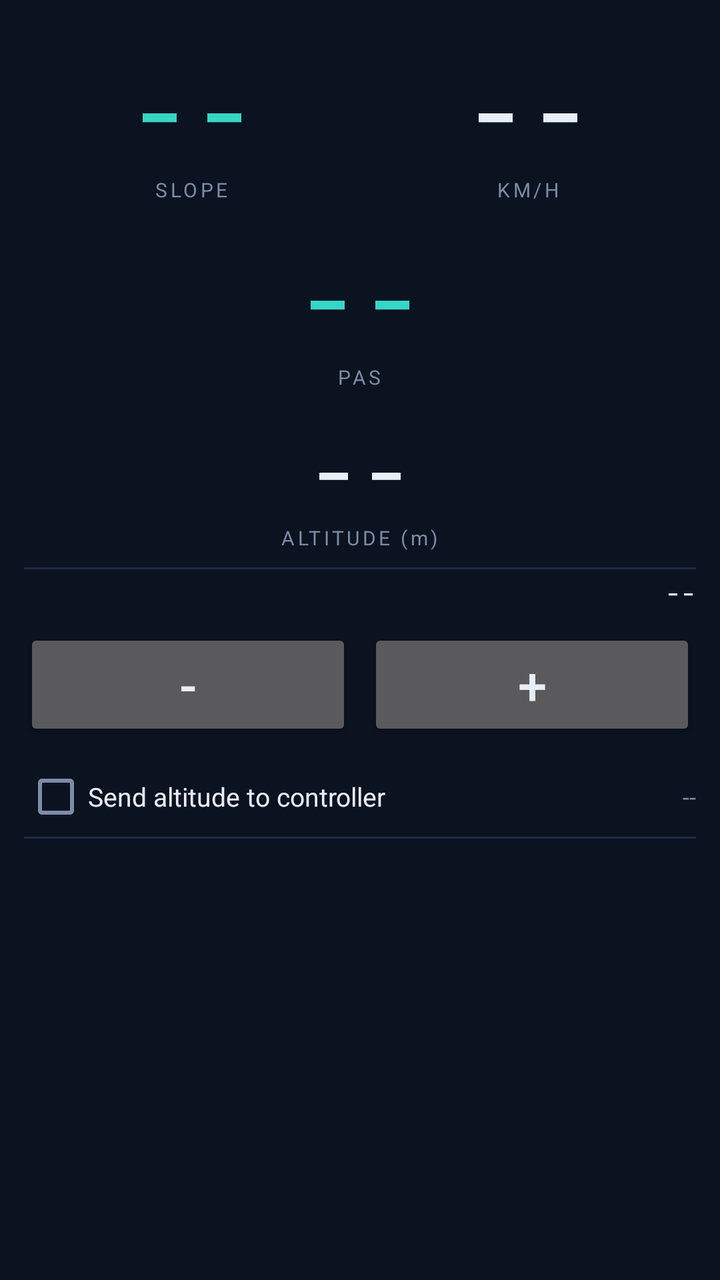
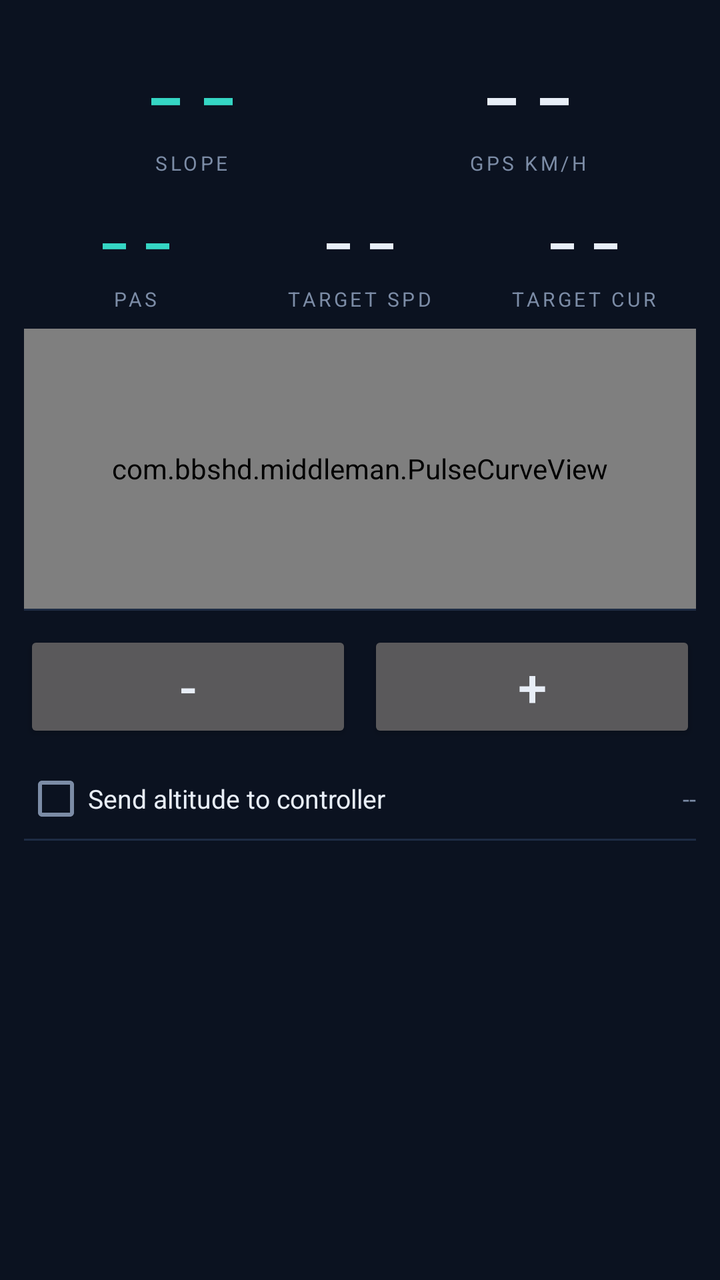

Two renders of the same Android screen: before a commit and after it. Below are the layout's source before the change and the commit's diff.
<!-- AndroidManifest.xml: application theme AppTheme -->
<!-- res/layout/screen_dashboard.xml -->
<?xml version="1.0" encoding="utf-8"?>
<ScrollView xmlns:android="http://schemas.android.com/apk/res/android"
    android:layout_width="match_parent"
    android:layout_height="match_parent"
    android:fillViewport="true"
    android:scrollbars="none">

    <LinearLayout
        android:layout_width="match_parent"
        android:layout_height="wrap_content"
        android:orientation="vertical"
        android:padding="12dp">

        
        <LinearLayout
            android:layout_width="match_parent"
            android:layout_height="wrap_content"
            android:gravity="center_vertical"
            android:orientation="horizontal"
            android:paddingTop="4dp"
            android:paddingBottom="6dp">

            <LinearLayout
                android:layout_width="0dp"
                android:layout_height="wrap_content"
                android:layout_weight="1"
                android:gravity="center_horizontal"
                android:orientation="vertical">

                <TextView
                    android:id="@+id/slopeValue"
                    android:layout_width="wrap_content"
                    android:layout_height="wrap_content"
                    android:fontFamily="monospace"
                    android:text="@string/dash"
                    android:textColor="@color/accent"
                    android:textSize="54sp" />

                <TextView
                    android:layout_width="wrap_content"
                    android:layout_height="wrap_content"
                    android:letterSpacing="0.15"
                    android:text="@string/label_slope"
                    android:textColor="@color/dim"
                    android:textSize="10sp" />
            </LinearLayout>

            <LinearLayout
                android:layout_width="0dp"
                android:layout_height="wrap_content"
                android:layout_weight="1"
                android:gravity="center_horizontal"
                android:orientation="vertical">

                <TextView
                    android:id="@+id/speedValue"
                    android:layout_width="wrap_content"
                    android:layout_height="wrap_content"
                    android:fontFamily="monospace"
                    android:text="@string/dash"
                    android:textColor="@color/fg"
                    android:textSize="54sp" />

                <TextView
                    android:layout_width="wrap_content"
                    android:layout_height="wrap_content"
                    android:letterSpacing="0.15"
                    android:text="@string/label_kmh"
                    android:textColor="@color/dim"
                    android:textSize="10sp" />
            </LinearLayout>
        </LinearLayout>

        <LinearLayout
            android:layout_width="match_parent"
            android:layout_height="wrap_content"
            android:orientation="horizontal"
            android:paddingTop="2dp"
            android:paddingBottom="6dp">



            <LinearLayout
                android:layout_width="0dp"
                android:layout_height="wrap_content"
                android:layout_weight="1"
                android:gravity="center_horizontal"
                android:orientation="vertical">
                <TextView
                    android:id="@+id/pasValue"
                    android:layout_width="wrap_content"
                    android:layout_height="wrap_content"
                    android:fontFamily="monospace"
                    android:text="@string/dash"
                    android:textColor="@color/accent"
                    android:textSize="54sp" />

                <TextView
                    android:layout_width="wrap_content"
                    android:layout_height="wrap_content"
                    android:letterSpacing="0.15"
                    android:text="@string/label_pas"
                    android:textColor="@color/dim"
                    android:textSize="10sp" />
            </LinearLayout>
        </LinearLayout>

        
        <LinearLayout
            android:layout_width="match_parent"
            android:layout_height="wrap_content"
            android:gravity="center_horizontal"
            android:orientation="vertical"
            android:paddingTop="2dp"
            android:paddingBottom="8dp">

            <TextView
                android:id="@+id/altitudeValue"
                android:layout_width="wrap_content"
                android:layout_height="wrap_content"
                android:fontFamily="monospace"
                android:text="@string/dash"
                android:textColor="@color/fg"
                android:textSize="44sp" />

            <TextView
                android:layout_width="wrap_content"
                android:layout_height="wrap_content"
                android:letterSpacing="0.15"
                android:text="@string/label_altitude_m"
                android:textColor="@color/dim"
                android:textSize="10sp" />
        </LinearLayout>

        <View
            android:layout_width="match_parent"
            android:layout_height="1dp"
            android:background="@color/line" />



        
        <LinearLayout
            android:layout_width="match_parent"
            android:layout_height="wrap_content"
            android:gravity="center_vertical"
            android:orientation="horizontal"
            android:paddingTop="2dp">


            <TextView
                android:id="@+id/hillGrade"
                android:layout_width="0dp"
                android:layout_height="wrap_content"
                android:layout_weight="1"
                android:fontFamily="monospace"
                android:gravity="end"
                android:text="--"
                android:textColor="@color/fg"
                android:textSize="13sp" />

        </LinearLayout>

        
        <LinearLayout
            android:layout_width="match_parent"
            android:layout_height="wrap_content"
            android:gravity="center_vertical"
            android:orientation="horizontal"
            android:paddingTop="10dp"
            android:paddingBottom="10dp">

            <LinearLayout
                android:layout_width="0dp"
                android:layout_height="wrap_content"
                android:layout_weight="1.1"
                android:gravity="center_vertical"
                android:orientation="horizontal">

                <Button
                    android:id="@+id/assistDown"
                    android:layout_width="0dp"
                    android:layout_weight="1"
                    android:layout_height="56dp"
                    android:minWidth="0dp"
                    android:padding="0dp"
                    android:text="@string/minus"
                    android:textSize="26sp" />


                <Button
                    android:id="@+id/assistUp"
                    android:layout_width="0dp"
                    android:layout_weight="1"
                    android:layout_marginStart="8dp"
                    android:layout_height="56dp"
                    android:minWidth="0dp"
                    android:padding="0dp"
                    android:text="@string/plus"
                    android:textSize="26sp" />
            </LinearLayout>


        </LinearLayout>

        
        <LinearLayout
            android:layout_width="match_parent"
            android:layout_height="wrap_content"
            android:gravity="center_vertical"
            android:orientation="horizontal"
            android:paddingTop="2dp"
            android:paddingBottom="4dp">

            <CheckBox
                android:id="@+id/sendAltitudeCheck"
                android:layout_width="wrap_content"
                android:layout_height="wrap_content" />

            <TextView
                android:layout_width="0dp"
                android:layout_height="wrap_content"
                android:layout_weight="1"
                android:text="@string/send_altitude"
                android:textColor="@color/fg"
                android:textSize="13sp" />

            <TextView
                android:id="@+id/sendAltitudeState"
                android:layout_width="wrap_content"
                android:layout_height="wrap_content"
                android:text="@string/dash"
                android:textColor="@color/dim"
                android:textSize="12sp" />
        </LinearLayout>

        <View
            android:layout_width="match_parent"
            android:layout_height="1dp"
            android:background="@color/line" />

        
        <LinearLayout
            android:id="@+id/gridContainer"
            android:layout_width="match_parent"
            android:layout_height="wrap_content"
            android:orientation="vertical"
            android:paddingTop="4dp" />

    </LinearLayout>
</ScrollView>
<!-- resources referenced by this layout -->
<resources>
  <color name="accent">#35D6C4</color>
  <color name="dim">#7C8CA6</color>
  <color name="fg">#E8EEF7</color>
  <color name="line">#1E2C44</color>
  <string name="dash">--</string>
  <string name="label_altitude_m">ALTITUDE (m)</string>
  <string name="label_kmh">KM/H</string>
  <string name="label_pas">PAS</string>
  <string name="label_slope">SLOPE</string>
  <string name="minus">-</string>
  <string name="plus">+</string>
  <string name="send_altitude">Send altitude to controller</string>
  <style name="AppTheme" parent="@android:style/Theme.Material.NoActionBar">
          <item name="android:windowBackground">@color/bg</item>
          <item name="android:colorAccent">@color/accent</item>
          <item name="android:statusBarColor">@color/bg</item>
          <item name="android:navigationBarColor">@color/bg</item>
          <item name="android:textColorPrimary">@color/fg</item>
          <item name="android:textColorSecondary">@color/dim</item>
      </style>
  <color name="bg">#0B1220</color>
</resources>

<!-- the commit's change to res/layout/screen_dashboard.xml (unified diff, before → after) -->
@@ -18,7 +18,7 @@
             android:gravity="center_vertical"
             android:orientation="horizontal"
             android:paddingTop="4dp"
-            android:paddingBottom="6dp">
+            android:paddingBottom="4dp">
 
             <LinearLayout
                 android:layout_width="0dp"
@@ -32,9 +32,10 @@
                     android:layout_width="wrap_content"
                     android:layout_height="wrap_content"
                     android:fontFamily="monospace"
+                    android:maxLines="1"
                     android:text="@string/dash"
                     android:textColor="@color/accent"
-                    android:textSize="54sp" />
+                    android:textSize="44sp" />
 
                 <TextView
                     android:layout_width="wrap_content"
@@ -57,43 +58,46 @@
                     android:layout_width="wrap_content"
                     android:layout_height="wrap_content"
                     android:fontFamily="monospace"
+                    android:maxLines="1"
                     android:text="@string/dash"
                     android:textColor="@color/fg"
-                    android:textSize="54sp" />
-
-                <TextView
-                    android:layout_width="wrap_content"
-                    android:layout_height="wrap_content"
-                    android:letterSpacing="0.15"
-                    android:text="@string/label_kmh"
-                    android:textColor="@color/dim"
-                    android:textSize="10sp" />
-            </LinearLayout>
-        </LinearLayout>
-
-        <LinearLayout
-            android:layout_width="match_parent"
-            android:layout_height="wrap_content"
+                    android:textSize="44sp" />
+
+                <TextView
+                    android:layout_width="wrap_content"
+                    android:layout_height="wrap_content"
+                    android:letterSpacing="0.15"
+                    android:text="@string/label_gps_kmh"
+                    android:textColor="@color/dim"
+                    android:textSize="10sp" />
+            </LinearLayout>
+        </LinearLayout>
+
+        
+        <LinearLayout
+            android:layout_width="match_parent"
+            android:layout_height="wrap_content"
+            android:gravity="center_vertical"
             android:orientation="horizontal"
             android:paddingTop="2dp"
             android:paddingBottom="6dp">
 
-
-
-            <LinearLayout
-                android:layout_width="0dp"
-                android:layout_height="wrap_content"
-                android:layout_weight="1"
-                android:gravity="center_horizontal"
-                android:orientation="vertical">
+            <LinearLayout
+                android:layout_width="0dp"
+                android:layout_height="wrap_content"
+                android:layout_weight="1"
+                android:gravity="center_horizontal"
+                android:orientation="vertical">
+
                 <TextView
                     android:id="@+id/pasValue"
                     android:layout_width="wrap_content"
                     android:layout_height="wrap_content"
                     android:fontFamily="monospace"
+                    android:maxLines="1"
                     android:text="@string/dash"
                     android:textColor="@color/accent"
-                    android:textSize="54sp" />
+                    android:textSize="36sp" />
 
                 <TextView
                     android:layout_width="wrap_content"
@@ -103,63 +107,71 @@
                     android:textColor="@color/dim"
                     android:textSize="10sp" />
             </LinearLayout>
-        </LinearLayout>
-
-        
-        <LinearLayout
-            android:layout_width="match_parent"
-            android:layout_height="wrap_content"
-            android:gravity="center_horizontal"
-            android:orientation="vertical"
-            android:paddingTop="2dp"
-            android:paddingBottom="8dp">
-
-            <TextView
-                android:id="@+id/altitudeValue"
-                android:layout_width="wrap_content"
-                android:layout_height="wrap_content"
-                android:fontFamily="monospace"
-                android:text="@string/dash"
-                android:textColor="@color/fg"
-                android:textSize="44sp" />
-
-            <TextView
-                android:layout_width="wrap_content"
-                android:layout_height="wrap_content"
-                android:letterSpacing="0.15"
-                android:text="@string/label_altitude_m"
-                android:textColor="@color/dim"
-                android:textSize="10sp" />
-        </LinearLayout>
+
+            <LinearLayout
+                android:layout_width="0dp"
+                android:layout_height="wrap_content"
+                android:layout_weight="1"
+                android:gravity="center_horizontal"
+                android:orientation="vertical">
+
+                <TextView
+                    android:id="@+id/targetSpeedValue"
+                    android:layout_width="wrap_content"
+                    android:layout_height="wrap_content"
+                    android:fontFamily="monospace"
+                    android:maxLines="1"
+                    android:text="@string/dash"
+                    android:textColor="@color/fg"
+                    android:textSize="36sp" />
+
+                <TextView
+                    android:layout_width="wrap_content"
+                    android:layout_height="wrap_content"
+                    android:letterSpacing="0.15"
+                    android:text="@string/label_target_speed"
+                    android:textColor="@color/dim"
+                    android:textSize="10sp" />
+            </LinearLayout>
+
+            <LinearLayout
+                android:layout_width="0dp"
+                android:layout_height="wrap_content"
+                android:layout_weight="1"
+                android:gravity="center_horizontal"
+                android:orientation="vertical">
+
+                <TextView
+                    android:id="@+id/targetCurrentValue"
+                    android:layout_width="wrap_content"
+                    android:layout_height="wrap_content"
+                    android:fontFamily="monospace"
+                    android:maxLines="1"
+                    android:text="@string/dash"
+                    android:textColor="@color/fg"
+                    android:textSize="36sp" />
+
+                <TextView
+                    android:layout_width="wrap_content"
+                    android:layout_height="wrap_content"
+                    android:letterSpacing="0.15"
+                    android:text="@string/label_target_current"
+                    android:textColor="@color/dim"
+                    android:textSize="10sp" />
+            </LinearLayout>
+        </LinearLayout>
+
+        
+        <com.bbshd.middleman.PulseCurveView
+            android:id="@+id/curveView"
+            android:layout_width="match_parent"
+            android:layout_height="140dp"
+            android:layout_marginTop="2dp" />
 
         <View
             android:layout_width="match_parent"
             android:layout_height="1dp"
             android:background="@color/line" />
-
-
-
-        
-        <LinearLayout
-            android:layout_width="match_parent"
-            android:layout_height="wrap_content"
-            android:gravity="center_vertical"
-            android:orientation="horizontal"
-            android:paddingTop="2dp">
-
-
-            <TextView
-                android:id="@+id/hillGrade"
-                android:layout_width="0dp"
-                android:layout_height="wrap_content"
-                android:layout_weight="1"
-                android:fontFamily="monospace"
-                android:gravity="end"
-                android:text="--"
-                android:textColor="@color/fg"
-                android:textSize="13sp" />
-
-        </LinearLayout>
 
         
         <LinearLayout
<!-- resource entries referenced after the edit -->
@@ -5,10 +5,11 @@
   <color name="fg">#E8EEF7</color>
   <color name="line">#1E2C44</color>
   <string name="dash">--</string>
-  <string name="label_altitude_m">ALTITUDE (m)</string>
-  <string name="label_kmh">KM/H</string>
+  <string name="label_gps_kmh">GPS KM/H</string>
   <string name="label_pas">PAS</string>
   <string name="label_slope">SLOPE</string>
+  <string name="label_target_current">TARGET CUR</string>
+  <string name="label_target_speed">TARGET SPD</string>
   <string name="minus">-</string>
   <string name="plus">+</string>
   <string name="send_altitude">Send altitude to controller</string>
